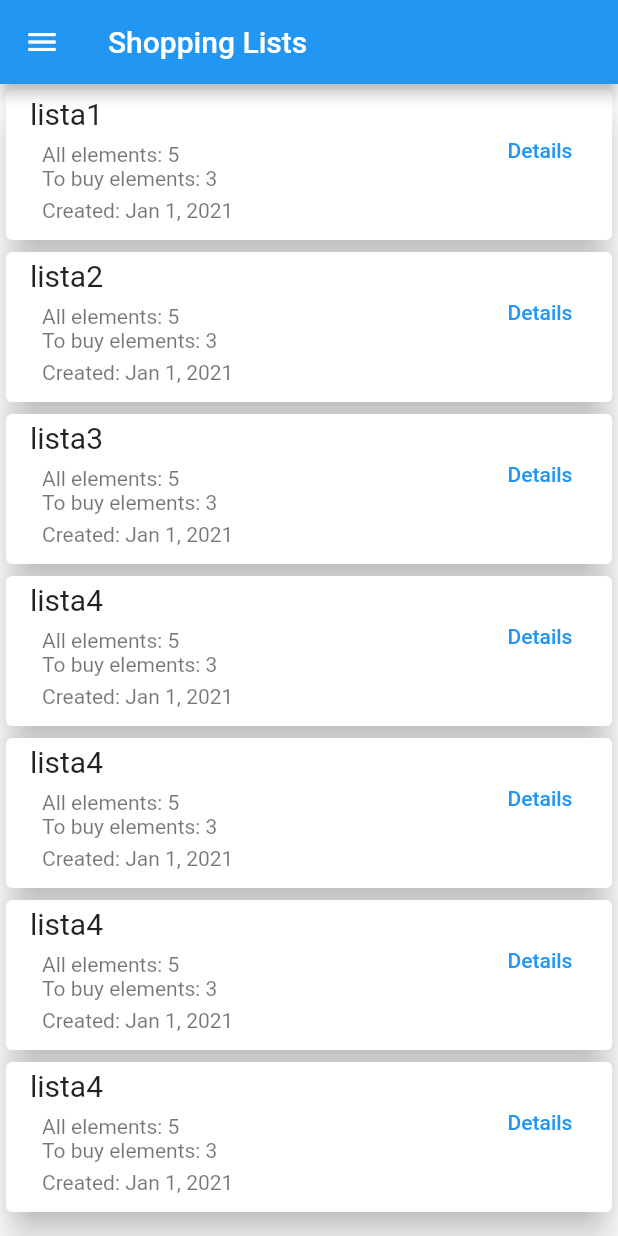
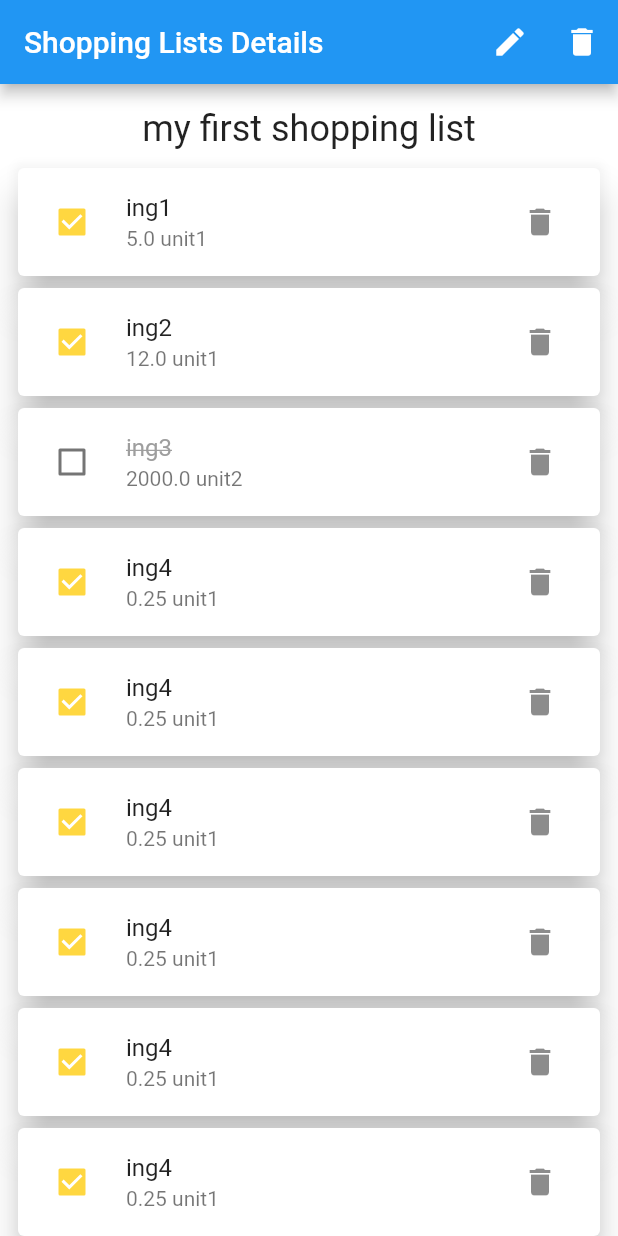
Before and after one commit to paolo21d/SweetLife-mobile-app, a Flutter app: the screen it shows after launch, on a phone screen of 412 x 824 dp. Run offline on Flutter 3.47's test engine with Material 2 defaults, Android fonts, the phone set to English and light mode, and no system bars; our stand-ins replace carousel_slider, image_picker.

Commit message:
Created ShoppingListDetails screen

```diff
--- a/lib/main.dart
+++ b/lib/main.dart
@@ -1,4 +1,5 @@
 import 'package:SweetLife/model/recipe_description.dart';
+import 'package:SweetLife/shopping_list/screens/shopping_list_details.dart';
 import 'package:SweetLife/shopping_list/screens/shopping_list_overview.dart';
 import 'package:flutter/material.dart';
 
@@ -52,7 +53,8 @@ class SweetLifeApp extends StatelessWidget {
       // home: RecipeDetails(),
       // home: RecipeCreation(),
       // home: RecipeSearch(recDesc),
-      home: ShoppingListOverview(),
+      // home: ShoppingListOverview(),
+      home: ShoppingListDetails(),
     );
   }
 }
--- /dev/null
+++ b/lib/shopping_list/screens/shopping_list_details.dart
@@ -0,0 +1,109 @@
+import 'package:SweetLife/model/ingredient.dart';
+import 'package:SweetLife/model/shopping_list.dart';
+import 'package:SweetLife/model/shopping_list_element.dart';
+import 'package:SweetLife/model/unit.dart';
+import 'package:flutter/material.dart';
+
+class ShoppingListDetails extends StatefulWidget {
+  ShoppingListDetails({Key key}) : super(key: key);
+
+  @override
+  _ShoppingListDetailsState createState() => _ShoppingListDetailsState();
+}
+
+class _ShoppingListDetailsState extends State<ShoppingListDetails> {
+  ShoppingList shoppingList = ShoppingList(
+      1,
+      "my first shopping list",
+      [
+        ShoppingListElement(
+            1, 5, Ingredient(1, "ing1"), Unit(1, "unit1"), true),
+        ShoppingListElement(
+            2, 12, Ingredient(2, "ing2"), Unit(1, "unit1"), true),
+        ShoppingListElement(
+            3, 2000, Ingredient(3, "ing3"), Unit(2, "unit2"), false),
+        ShoppingListElement(
+            4, 0.25, Ingredient(4, "ing4"), Unit(1, "unit1"), true),
+        ShoppingListElement(
+            4, 0.25, Ingredient(4, "ing4"), Unit(1, "unit1"), true),
+        ShoppingListElement(
+            4, 0.25, Ingredient(4, "ing4"), Unit(1, "unit1"), true),
+        ShoppingListElement(
+            4, 0.25, Ingredient(4, "ing4"), Unit(1, "unit1"), true),
+        ShoppingListElement(
+            4, 0.25, Ingredient(4, "ing4"), Unit(1, "unit1"), true),
+        ShoppingListElement(
+            4, 0.25, Ingredient(4, "ing4"), Unit(1, "unit1"), true),
+        ShoppingListElement(
+            4, 0.25, Ingredient(4, "ing4"), Unit(1, "unit1"), true),
+        ShoppingListElement(
+            4, 0.25, Ingredient(4, "ing4"), Unit(1, "unit1"), true),
+        ShoppingListElement(
+            4, 0.25, Ingredient(4, "ing4"), Unit(1, "unit1"), true),
+        ShoppingListElement(
+            4, 0.25, Ingredient(4, "ing4"), Unit(1, "unit1"), true),
+        ShoppingListElement(
+            4, 0.25, Ingredient(4, "ing4"), Unit(1, "unit1"), true),
+      ],
+      DateTime(2021),
+      1);
+
+  @override
+  Widget build(BuildContext context) {
+    return Scaffold(
+        appBar: AppBar(
+          title: Text("Shopping Lists Details"),
+          actions: [
+            IconButton(
+                icon: Icon(Icons.edit),
+                onPressed: () {
+                  // TODO redirect to shopping list modification
+                }),
+            IconButton(
+                icon: Icon(Icons.delete),
+                onPressed: () {
+                  // TODO Delete this shopping list and redirect back to ShoppingListOverview
+                })
+          ],
+        ),
+        body: SingleChildScrollView(
+          child: Padding(
+            padding: const EdgeInsets.all(8.0),
+            child: Column(
+              children: [
+                Padding(
+                  padding: const EdgeInsets.all(8.0),
+                  child: Text(
+                    shoppingList.name,
+                    style: TextStyle(fontSize: 24),
+                  ),
+                ),
+                ...shoppingList.elements.map((element) {
+                  return Card(
+                    child: CheckboxListTile(
+                      value: element.active,
+                      onChanged: (bool value) {
+                        setState(() {
+                          element.active = value;
+                        //  TODO send request to change active state of ingredient
+                        });
+                      },
+                      controlAffinity: ListTileControlAffinity.leading,
+                      title: element.active? Text(element.ingredient.name) : Text(element.ingredient.name, style: TextStyle(decoration: TextDecoration.lineThrough, color: Colors.grey),),
+                      subtitle: Text("${element.amount} ${element.unit.name}"),
+                      secondary: IconButton(
+                        icon: Icon(Icons.delete),
+                        onPressed: () {
+                          //  TODO remove this element
+                        },
+                      ),
+                    ),
+                    elevation: 10,
+                  );
+                }),
+              ],
+            ),
+          ),
+        ));
+  }
+}
```
